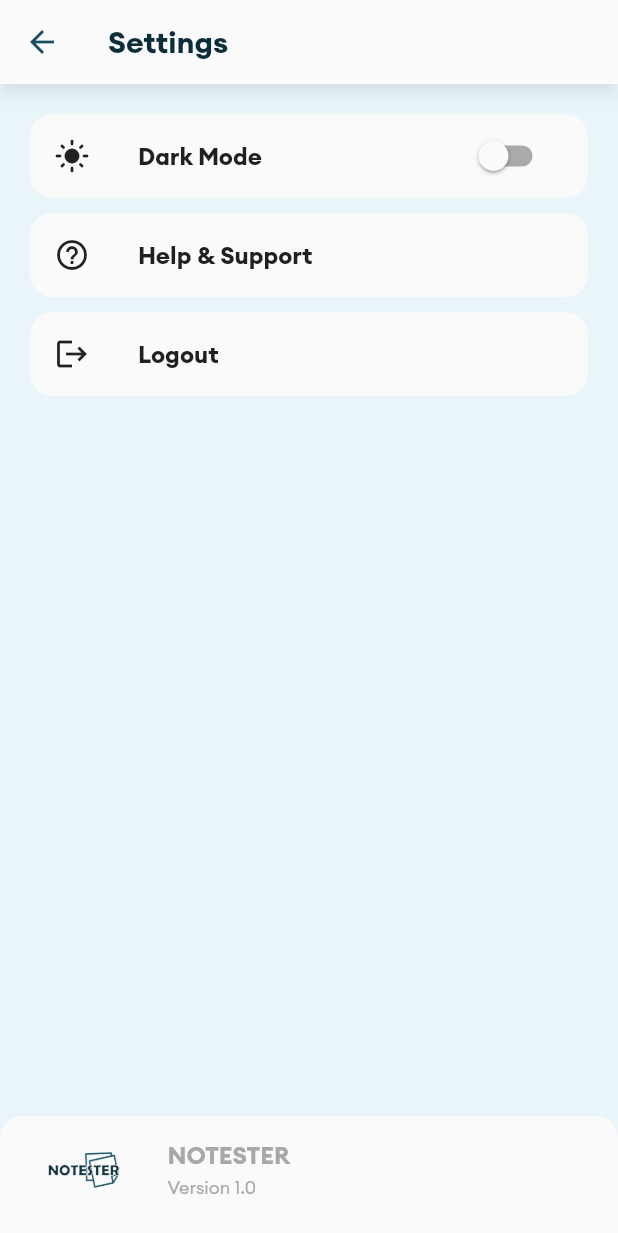
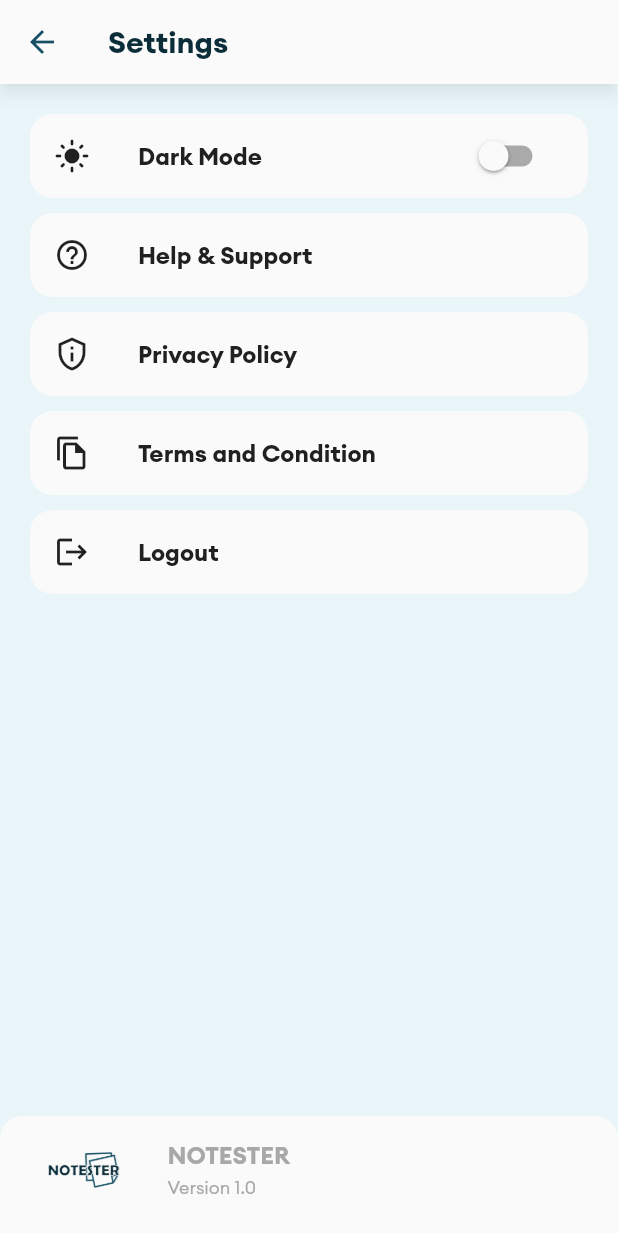
Before and after one commit to rojanshr1996/notester, a Flutter app: the Settings screen opened by its route, on a phone screen of 412 x 824 dp. Shown: the top 1233 px of the screen. Run offline on Flutter 3.47's test engine with Material 2 defaults, Android fonts, the light colour scheme and no system bars; our stand-ins replace cached_network_image, cloud_firestore, equatable, file_picker, firebase_auth, firebase_core and 13 more; missing offline and left inert: custom_widgets, flutter_email_sender, pdf_render; accounts and stored records are empty.

Commit message:
Privacy and terms and condition added

```diff
--- a/lib/utils/constants.dart
+++ b/lib/utils/constants.dart
@@ -1,6 +1,8 @@
 import 'package:flutter/rendering.dart';
 
-const String newsApiKey = "c387a28fbbbe44249d7a523c0fe7f423";
+const String privacyPolicyUrl = "https://www.freeprivacypolicy.com/live/ec30db4f-ca00-48fa-9352-cb635aa738fa";
+const String termsUrl = "https://www.termsfeed.com/live/2afbfedc-d181-4938-a22b-c56d8afe0307";
+const String appName = "Notester";
 
 const FontWeight light = FontWeight.w300;
 const FontWeight regular = FontWeight.w400;
--- a/lib/view/settings/settings.dart
+++ b/lib/view/settings/settings.dart
@@ -5,6 +5,7 @@ import 'package:notester/bloc/authBloc/auth_bloc.dart';
 import 'package:notester/bloc/authBloc/auth_event.dart';
 import 'package:notester/bloc/authBloc/auth_state.dart';
 import 'package:notester/provider/dark_theme_provider.dart';
+import 'package:notester/utils/constants.dart';
 import 'package:notester/utils/dialogs/logout_dialog.dart';
 import 'package:notester/view/auth/login_screen.dart';
 import 'package:notester/view/route/routes.dart';
@@ -14,6 +15,7 @@ import 'package:flutter/material.dart';
 import 'package:flutter_bloc/flutter_bloc.dart';
 import 'package:provider/provider.dart';
 import 'package:shared_preferences/shared_preferences.dart';
+import 'package:url_launcher/url_launcher.dart';
 
 class Settings extends StatefulWidget {
   const Settings({Key? key}) : super(key: key);
@@ -114,6 +116,42 @@ class _SettingsState extends State<Settings> {
                                 color: Theme.of(context).primaryColor, borderRadius: BorderRadius.circular(15)),
                             child: ListTile(
                               leading: Icon(
+                                Icons.privacy_tip_outlined,
+                                color: Theme.of(context).iconTheme.color,
+                              ),
+                              onTap: () {
+                                openPrivacyPolicy(url: privacyPolicyUrl);
+                              },
+                              title: Text(
+                                "Privacy Policy",
+                                style: Theme.of(context).textTheme.bodyLarge,
+                              ),
+                            ),
+                          ),
+                          const SizedBox(height: 10),
+                          Container(
+                            decoration: BoxDecoration(
+                                color: Theme.of(context).primaryColor, borderRadius: BorderRadius.circular(15)),
+                            child: ListTile(
+                              leading: Icon(
+                                Icons.file_copy_outlined,
+                                color: Theme.of(context).iconTheme.color,
+                              ),
+                              onTap: () {
+                                openPrivacyPolicy(url: termsUrl);
+                              },
+                              title: Text(
+                                "Terms and Condition",
+                                style: Theme.of(context).textTheme.bodyLarge,
+                              ),
+                            ),
+                          ),
+                          const SizedBox(height: 10),
+                          Container(
+                            decoration: BoxDecoration(
+                                color: Theme.of(context).primaryColor, borderRadius: BorderRadius.circular(15)),
+                            child: ListTile(
+                              leading: Icon(
                                 Icons.logout,
                                 color: Theme.of(context).iconTheme.color,
                               ),
@@ -124,6 +162,7 @@ class _SettingsState extends State<Settings> {
                                   final sharedPreferences = await SharedPreferences.getInstance();
                                   sharedPreferences.setBool("notificationSent", false);
                                   FirebaseMessaging.instance.unsubscribeFromTopic("Reminders");
+                                  if (!mounted) return;
                                   BlocProvider.of<AuthBloc>(context).add(const AuthEventLogout());
                                 }
                               },
@@ -151,7 +190,7 @@ class _SettingsState extends State<Settings> {
                         child: LogoWidget(height: 24),
                       ),
                       title: Text(
-                        "NOTESTER",
+                        appName.toUpperCase(),
                         style: Theme.of(context).textTheme.bodyLarge?.copyWith(color: Theme.of(context).hintColor),
                       ),
                       subtitle: Text(
@@ -168,4 +207,10 @@ class _SettingsState extends State<Settings> {
       ),
     );
   }
+
+  Future<void> openPrivacyPolicy({required String url}) async {
+    if (!await launchUrl(Uri.parse(url))) {
+      throw 'Could not launch $url';
+    }
+  }
 }
```
